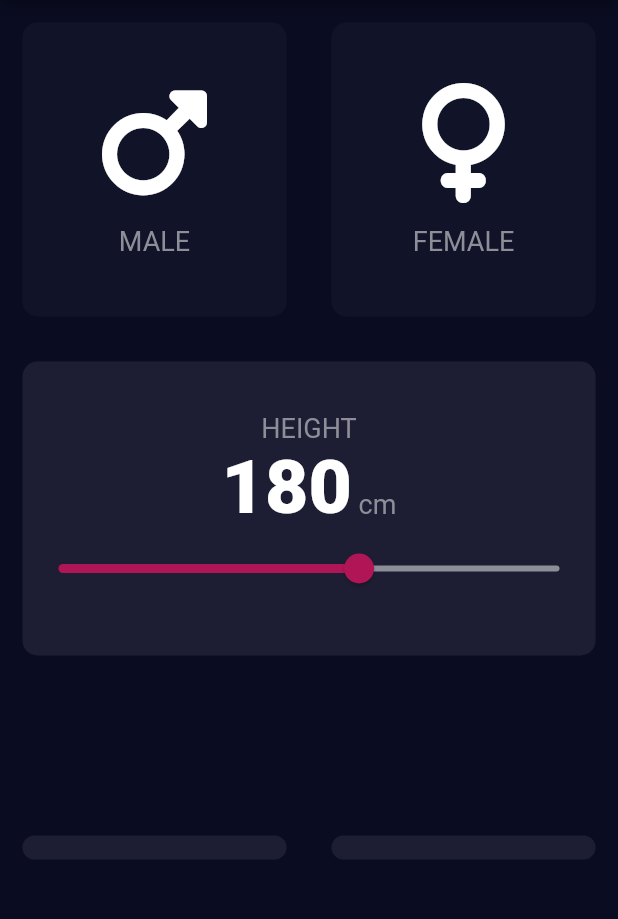
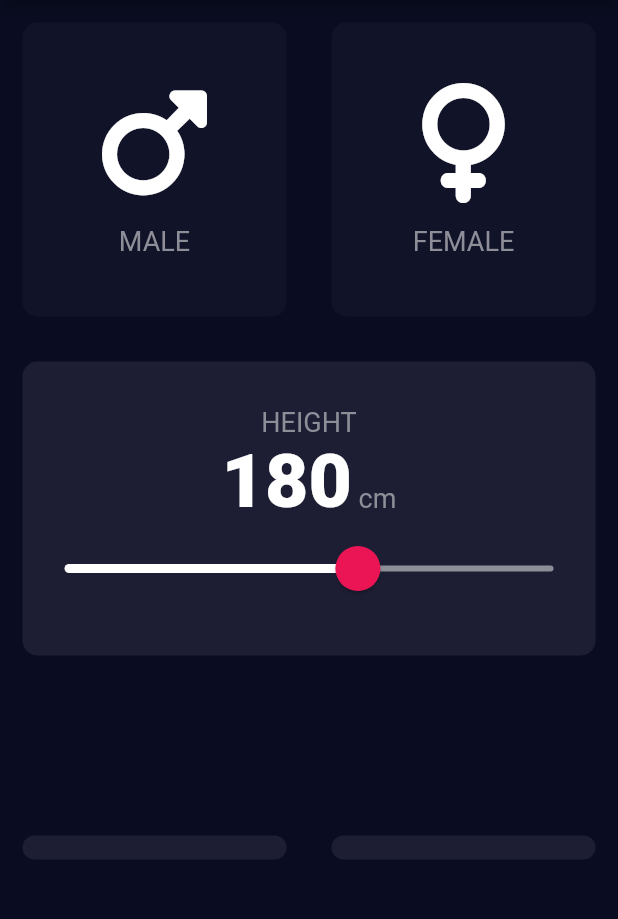
Before and after one commit to MateuszPatrzalek/bmi-calculator, a Flutter app: the screen it shows after launch, on a phone screen of 412 x 824 dp, the part 84-1003 px from its top. Run offline on Flutter 3.47's test engine with Material 2 defaults, Android fonts, the phone set to English and light mode, and no system bars; our stand-ins replace font_awesome_flutter.

Commit message:
customize slider widget theme

```diff
--- a/lib/input_page.dart
+++ b/lib/input_page.dart
@@ -79,17 +79,25 @@ class _InputPageState extends State<InputPage> {
                       Text(' cm', style: kLabelTextStyle)
                     ],
                   ),
-                  Slider(
+                  SliderTheme(
+                    data: SliderTheme.of(context).copyWith(
+                      activeTrackColor: Colors.white,
+                      thumbColor: Color(0xFFEB1555),
+                      inactiveTrackColor: Color(0xFF8D8E98),
+                      overlayColor: Color(0x15EB1555),
+                      thumbShape: RoundSliderThumbShape(enabledThumbRadius: 15.0),
+                      overlayShape: RoundSliderOverlayShape(overlayRadius: 28.0)
+                    ),
+                    child: Slider(
                         value: height.toDouble(),
                         min: 120.0,
                         max: 220.0,
-                      activeColor: Color(0xFFEB11555),
-                      inactiveColor: Color(0xFF8D8E98),
                         onChanged: (double newValue) {
                           setState(() {
                             height = newValue.round();
                           });
                         },
+                    ),
                   ),
                 ],
               ),
```
Lines whose indentation alone changed are shown as unchanged.
